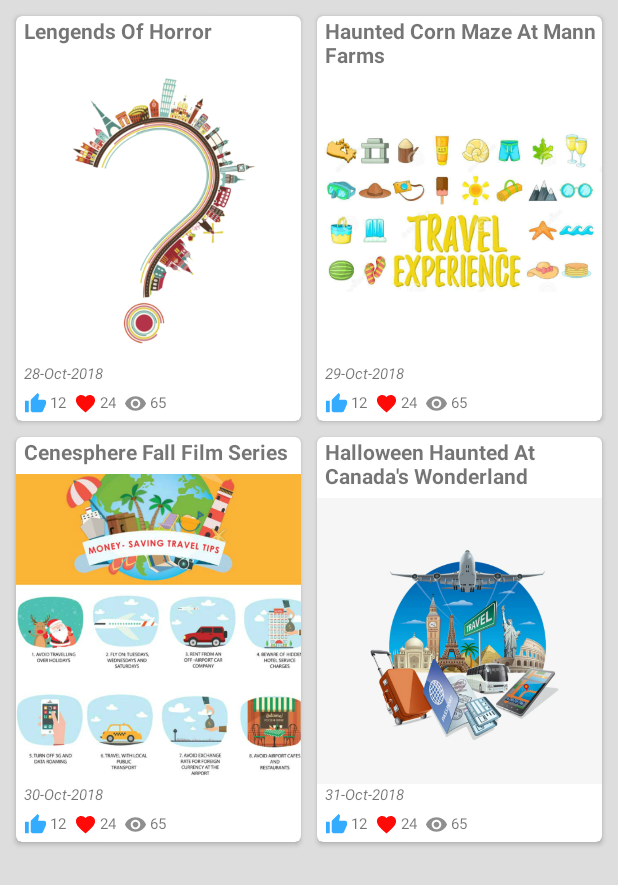
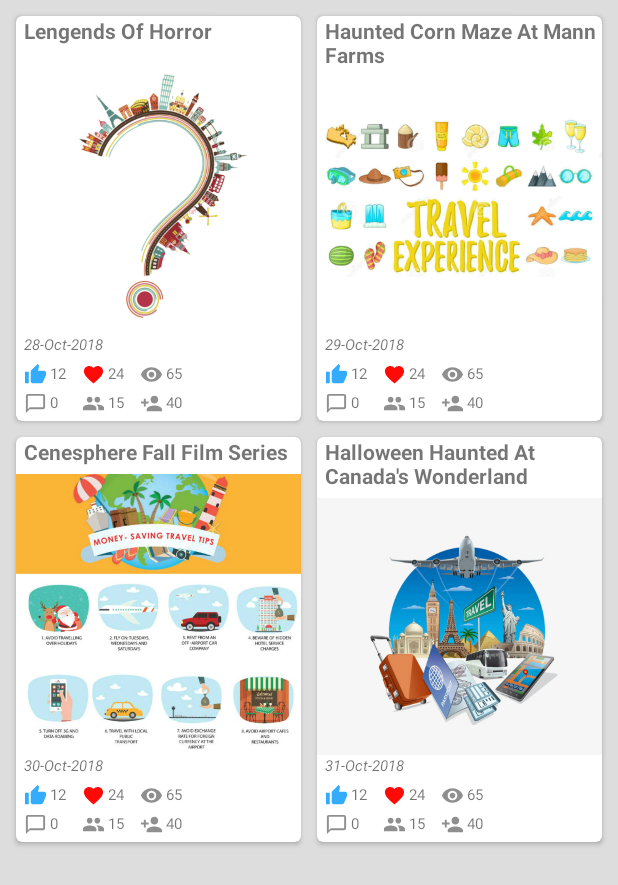
Before and after one commit to huynm1990/trip-trip, an Android app: the screen it shows after launch (ExperiencesActivity), after a tap on "Experiences", on a phone screen of 412 x 824 dp. Shown: the top 885 px of the screen. Run offline under Robolectric (Android 15) with nearby library versions, the phone set to English and light mode, and no system bars.

Commit message:
Add Category

```diff
--- a/app/src/main/res/layout/card_experience.xml
+++ b/app/src/main/res/layout/card_experience.xml
@@ -61,6 +61,7 @@
             android:id="@+id/txt_thumb_up"
             android:layout_marginLeft="2dp"
             android:layout_marginBottom="5dp"
+            android:layout_marginRight="5dp"
             android:layout_width="wrap_content"
             android:layout_height="wrap_content"
             android:layout_row="3"
@@ -81,6 +82,7 @@
             android:id="@+id/txt_favorite"
             android:layout_marginLeft="2dp"
             android:layout_marginBottom="5dp"
+            android:layout_marginRight="5dp"
             android:layout_width="wrap_content"
             android:layout_height="wrap_content"
             android:layout_row="3"
@@ -101,6 +103,7 @@
             android:id="@+id/txt_visibility"
             android:layout_marginLeft="2dp"
             android:layout_marginBottom="5dp"
+            android:layout_marginRight="5dp"
             android:layout_width="wrap_content"
             android:layout_height="wrap_content"
             android:layout_row="3"
@@ -108,6 +111,70 @@
             android:text="65"
             android:textSize="10sp"/>
 
+
+        <ImageView
+            android:id="@+id/img_chat_bubble"
+            android:layout_width="wrap_content"
+            android:layout_height="wrap_content"
+            android:layout_marginLeft="5dp"
+            android:layout_row="4"
+            android:layout_column="0"
+            android:src="@drawable/ic_chat_bubble_outline_black_24dp"/>
+
+        <TextView
+            android:id="@+id/txt_chat_bubble"
+            android:layout_marginLeft="2dp"
+            android:layout_marginBottom="5dp"
+            android:layout_marginRight="5dp"
+            android:layout_width="wrap_content"
+            android:layout_height="wrap_content"
+            android:layout_row="4"
+            android:layout_column="1"
+            android:text="0"
+            android:textSize="10sp"/>
+
+        <ImageView
+            android:id="@+id/img_group"
+            android:layout_width="wrap_content"
+            android:layout_height="wrap_content"
+            android:layout_marginLeft="5dp"
+            android:layout_row="4"
+            android:layout_column="2"
+            android:src="@drawable/ic_group_black_24dp"/>
+
+        <TextView
+            android:id="@+id/txt_group"
+            android:layout_marginLeft="2dp"
+            android:layout_marginBottom="5dp"
+            android:layout_marginRight="5dp"
+            android:layout_width="wrap_content"
+            android:layout_height="wrap_content"
+            android:layout_row="4"
+            android:layout_column="3"
+            android:text="15"
+            android:textSize="10sp"/>
+
+        <ImageView
+            android:id="@+id/img_person_add"
+            android:layout_width="wrap_content"
+            android:layout_height="wrap_content"
+            android:layout_marginLeft="5dp"
+            android:layout_row="4"
+            android:layout_column="4"
+            android:src="@drawable/ic_person_add_black_24dp"/>
+
+        <TextView
+            android:id="@+id/txt_person_add"
+            android:layout_marginLeft="2dp"
+            android:layout_marginBottom="5dp"
+            android:layout_marginRight="5dp"
+            android:layout_width="wrap_content"
+            android:layout_height="wrap_content"
+            android:layout_row="4"
+            android:layout_column="5"
+            android:text="40"
+            android:textSize="10sp"/>
+
     </GridLayout>
 
 </android.support.v7.widget.CardView>
```
